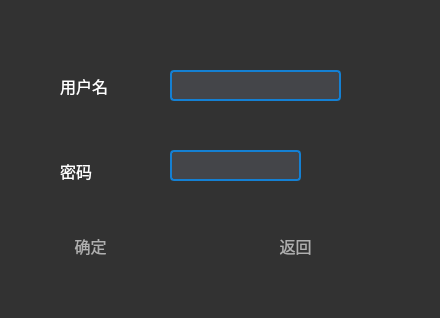
2023XDProject/DBMS2.0, file DBtraining/createusertable.ui: the form before one commit.
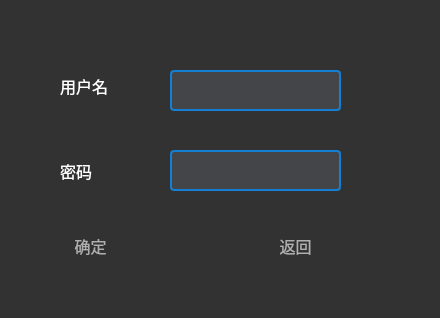
The form after the commit. Icons and pictures are not drawn.

Diff of the .ui file:
```diff
--- a/DBtraining/createusertable.ui
+++ b/DBtraining/createusertable.ui
@@ -124,9 +124,15 @@
      <x>170</x>
      <y>70</y>
      <width>171</width>
-     <height>31</height>
+     <height>41</height>
     </rect>
    </property>
+   <property name="font">
+    <font>
+     <family>Arial</family>
+     <pointsize>10</pointsize>
+    </font>
+   </property>
    <property name="styleSheet">
     <string notr="true">background: rgb(68, 69, 73);
 border-radius:4px;
@@ -140,10 +146,16 @@
     <rect>
      <x>170</x>
      <y>150</y>
-     <width>131</width>
-     <height>31</height>
+     <width>171</width>
+     <height>41</height>
     </rect>
    </property>
+   <property name="font">
+    <font>
+     <family>Arial</family>
+     <pointsize>10</pointsize>
+    </font>
+   </property>
    <property name="styleSheet">
     <string notr="true">background: rgb(68, 69, 73);
 border-radius:4px;
```
